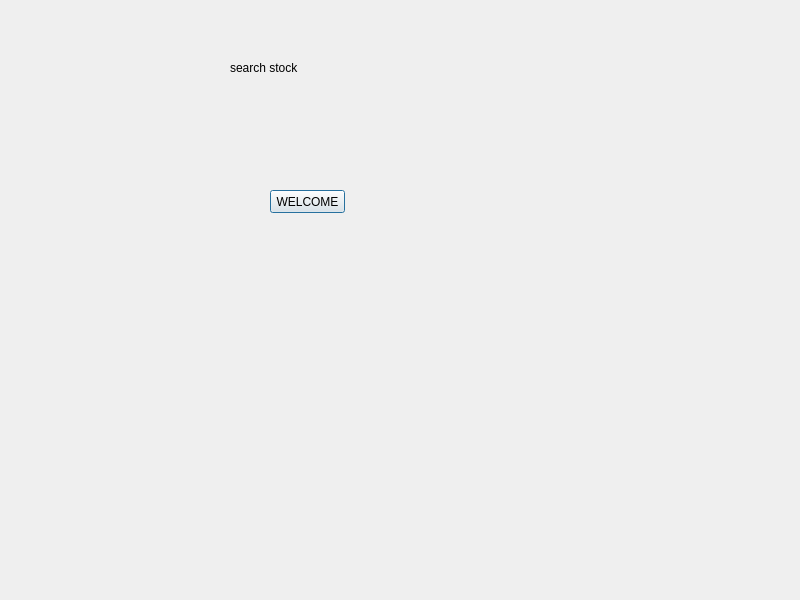
Above: info_silo/UI/stock_search.ui from austinschaaf1/455_final before the change. Below: the same form after it.
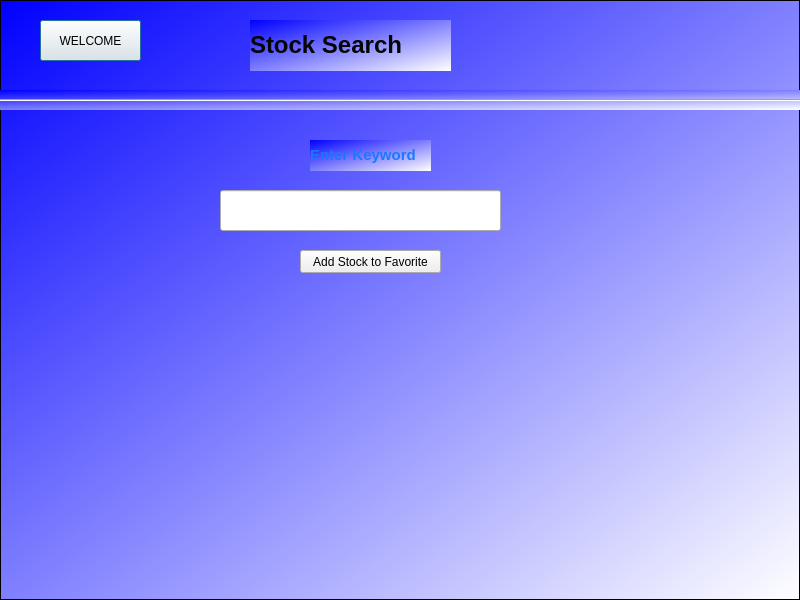
That is the form after the change.

Commit message: added some basic layouts

```diff
--- a/info_silo/UI/stock_search.ui
+++ b/info_silo/UI/stock_search.ui
@@ -25,32 +25,118 @@
   <property name="windowTitle">
    <string>Dialog</string>
   </property>
-  <widget class="QLabel" name="label">
-   <property name="geometry">
-    <rect>
-     <x>230</x>
-     <y>60</y>
-     <width>181</width>
-     <height>16</height>
-    </rect>
+  <layout class="QVBoxLayout" name="verticalLayout">
+   <property name="spacing">
+    <number>0</number>
    </property>
-   <property name="text">
-    <string>search stock</string>
+   <property name="leftMargin">
+    <number>0</number>
    </property>
-  </widget>
-  <widget class="QPushButton" name="Welcome">
-   <property name="geometry">
-    <rect>
-     <x>270</x>
-     <y>190</y>
-     <width>75</width>
-     <height>23</height>
-    </rect>
+   <property name="topMargin">
+    <number>0</number>
    </property>
-   <property name="text">
-    <string>WELCOME</string>
+   <property name="rightMargin">
+    <number>0</number>
    </property>
-  </widget>
+   <property name="bottomMargin">
+    <number>0</number>
+   </property>
+   <item>
+    <widget class="QFrame" name="frame">
+     <property name="styleSheet">
+      <string notr="true">QFrame{
+	background-color:qlineargradient(spread:pad, x1:0, y1:0, x2:1, y2:1, stop:0 rgba(0, 0, 255, 255), stop:1 rgba(255, 255, 255, 255));
+	color:rgb(28, 119, 255);
+}</string>
+     </property>
+     <property name="frameShape">
+      <enum>QFrame::StyledPanel</enum>
+     </property>
+     <property name="frameShadow">
+      <enum>QFrame::Raised</enum>
+     </property>
+     <widget class="QPushButton" name="Welcome">
+      <property name="geometry">
+       <rect>
+        <x>40</x>
+        <y>20</y>
+        <width>101</width>
+        <height>41</height>
+       </rect>
+      </property>
+      <property name="text">
+       <string>WELCOME</string>
+      </property>
+     </widget>
+     <widget class="Line" name="line">
+      <property name="geometry">
+       <rect>
+        <x>0</x>
+        <y>90</y>
+        <width>801</width>
+        <height>20</height>
+       </rect>
+      </property>
+      <property name="orientation">
+       <enum>Qt::Horizontal</enum>
+      </property>
+     </widget>
+     <widget class="QLabel" name="label">
+      <property name="geometry">
+       <rect>
+        <x>250</x>
+        <y>20</y>
+        <width>201</width>
+        <height>51</height>
+       </rect>
+      </property>
+      <property name="text">
+       <string>&lt;html&gt;&lt;head/&gt;&lt;body&gt;&lt;p&gt;&lt;span style=&quot; font-size:18pt; font-weight:600; color:#040404;&quot;&gt;Stock Search&lt;/span&gt;&lt;/p&gt;&lt;/body&gt;&lt;/html&gt;</string>
+      </property>
+     </widget>
+     <widget class="QLabel" name="label_2">
+      <property name="geometry">
+       <rect>
+        <x>310</x>
+        <y>140</y>
+        <width>121</width>
+        <height>31</height>
+       </rect>
+      </property>
+      <property name="text">
+       <string>&lt;!DOCTYPE HTML PUBLIC &quot;-//W3C//DTD HTML 4.0//EN&quot; &quot;http://www.w3.org/TR/REC-html40/strict.dtd&quot;&gt;
+&lt;html&gt;&lt;head&gt;&lt;meta name=&quot;qrichtext&quot; content=&quot;1&quot; /&gt;&lt;style type=&quot;text/css&quot;&gt;
+p, li { white-space: pre-wrap; }
+&lt;/style&gt;&lt;/head&gt;&lt;body style=&quot; font-family:'MS Shell Dlg 2'; font-size:8pt; font-weight:400; font-style:normal;&quot;&gt;
+&lt;p style=&quot; margin-top:12px; margin-bottom:12px; margin-left:0px; margin-right:0px; -qt-block-indent:0; text-indent:0px;&quot;&gt;&lt;span style=&quot; font-size:11pt; font-weight:600;&quot;&gt;Enter Keyword&lt;/span&gt;&lt;/p&gt;&lt;/body&gt;&lt;/html&gt;</string>
+      </property>
+     </widget>
+     <widget class="QLineEdit" name="lineEdit">
+      <property name="geometry">
+       <rect>
+        <x>220</x>
+        <y>190</y>
+        <width>281</width>
+        <height>41</height>
+       </rect>
+      </property>
+     </widget>
+     <widget class="QPushButton" name="pushButton">
+      <property name="geometry">
+       <rect>
+        <x>300</x>
+        <y>250</y>
+        <width>141</width>
+        <height>23</height>
+       </rect>
+      </property>
+      <property name="text">
+       <string>Add Stock to Favorite</string>
+      </property>
+     </widget>
+    </widget>
+   </item>
+  </layout>
  </widget>
  <resources/>
  <connections/>
```
The commit also changes 2 other files.
